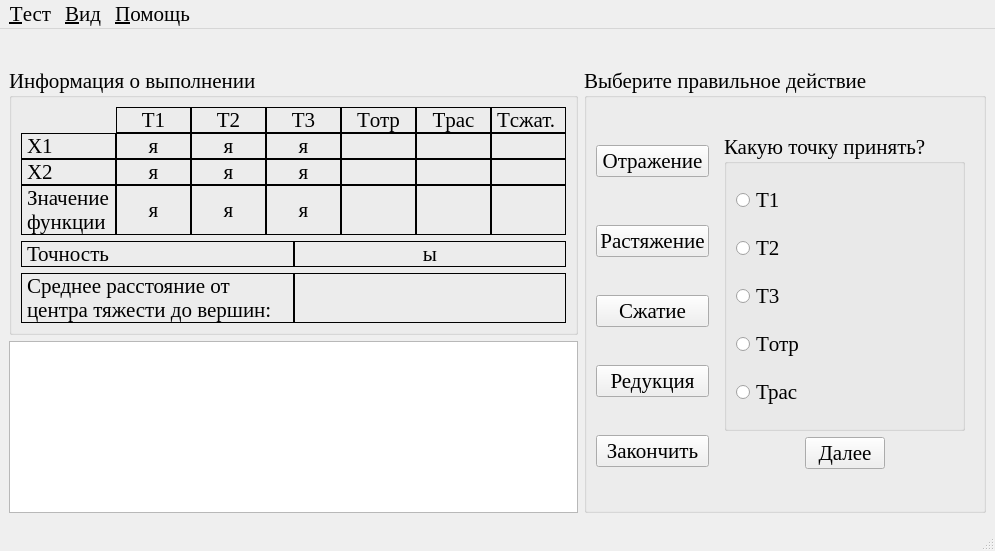
Before: the Qt Designer form optimizationmethods/ui/NeMi.ui in Eliminationzx/optimizationmethods, drawn with Qt 5.
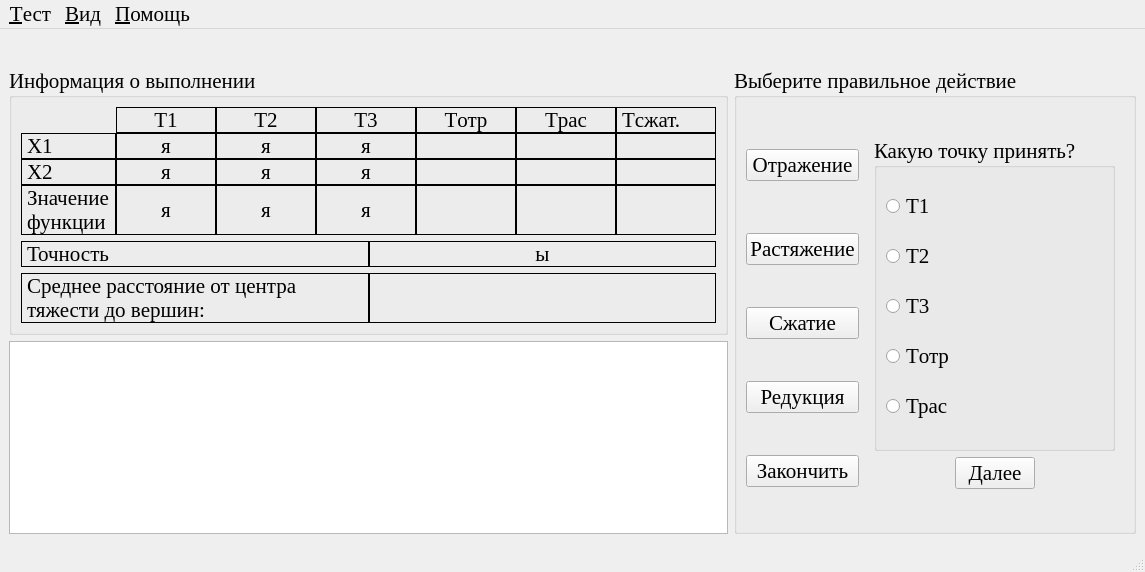
After: the same form once the commit is applied. The open tabs and pages were chosen to show the change.

Commit message: Поправил форму для Нелдора-Мида.

Patch:
```diff
--- a/optimizationmethods/ui/NeMi.ui
+++ b/optimizationmethods/ui/NeMi.ui
@@ -9,8 +9,8 @@
    <rect>
     <x>0</x>
     <y>0</y>
-    <width>974</width>
-    <height>551</height>
+    <width>1131</width>
+    <height>572</height>
    </rect>
   </property>
   <property name="font">
@@ -50,7 +50,7 @@
               <widget class="QLabel" name="label_11">
                <property name="minimumSize">
                 <size>
-                 <width>75</width>
+                 <width>100</width>
                  <height>0</height>
                 </size>
                </property>
@@ -72,7 +72,7 @@
               <widget class="QLabel" name="label_12">
                <property name="minimumSize">
                 <size>
-                 <width>75</width>
+                 <width>100</width>
                  <height>0</height>
                 </size>
                </property>
@@ -94,7 +94,7 @@
               <widget class="QLabel" name="label_14">
                <property name="minimumSize">
                 <size>
-                 <width>75</width>
+                 <width>100</width>
                  <height>0</height>
                 </size>
                </property>
@@ -116,7 +116,7 @@
               <widget class="QLabel" name="label_13">
                <property name="minimumSize">
                 <size>
-                 <width>75</width>
+                 <width>100</width>
                  <height>0</height>
                 </size>
                </property>
@@ -138,7 +138,7 @@
               <widget class="QLabel" name="label_15">
                <property name="minimumSize">
                 <size>
-                 <width>75</width>
+                 <width>100</width>
                  <height>0</height>
                 </size>
                </property>
@@ -430,7 +430,7 @@
               <widget class="QLabel" name="label_2">
                <property name="minimumSize">
                 <size>
-                 <width>75</width>
+                 <width>100</width>
                  <height>0</height>
                 </size>
                </property>
@@ -984,7 +984,7 @@
     <rect>
      <x>0</x>
      <y>0</y>
-     <width>974</width>
+     <width>1131</width>
      <height>30</height>
     </rect>
    </property>
```
Left out of the diff: 5 changed lines with no effect on the pictures.
